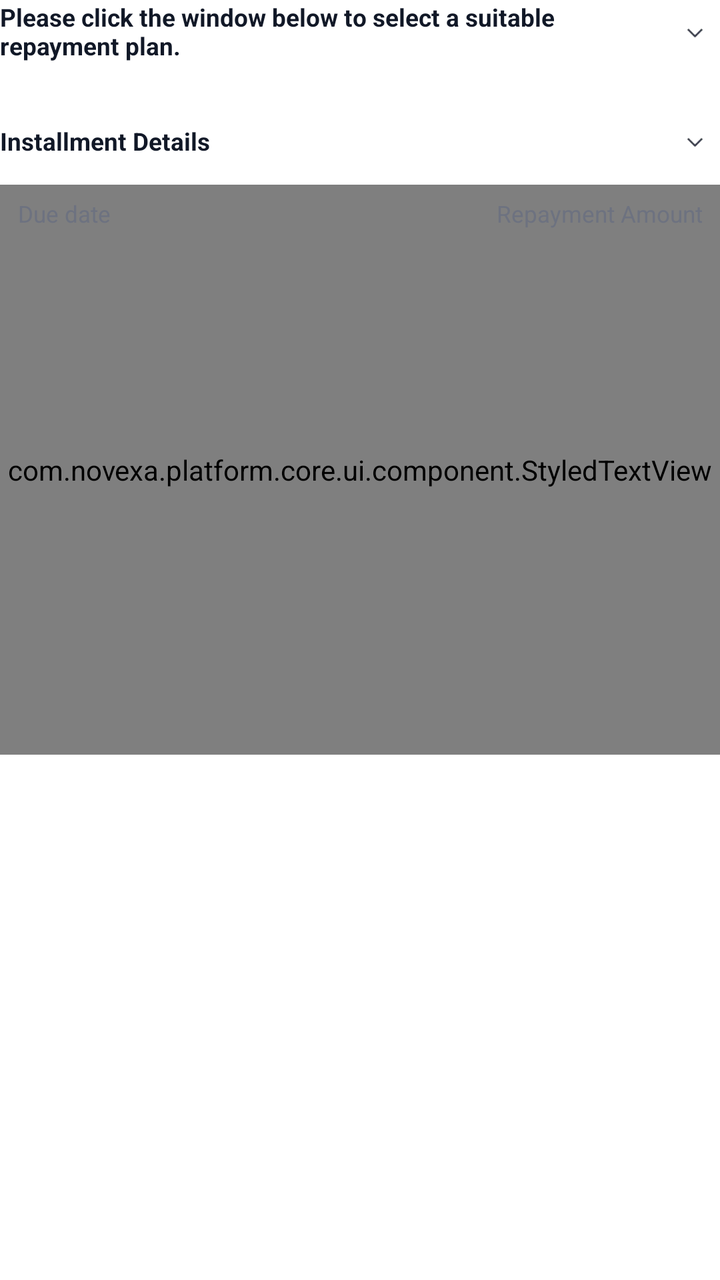
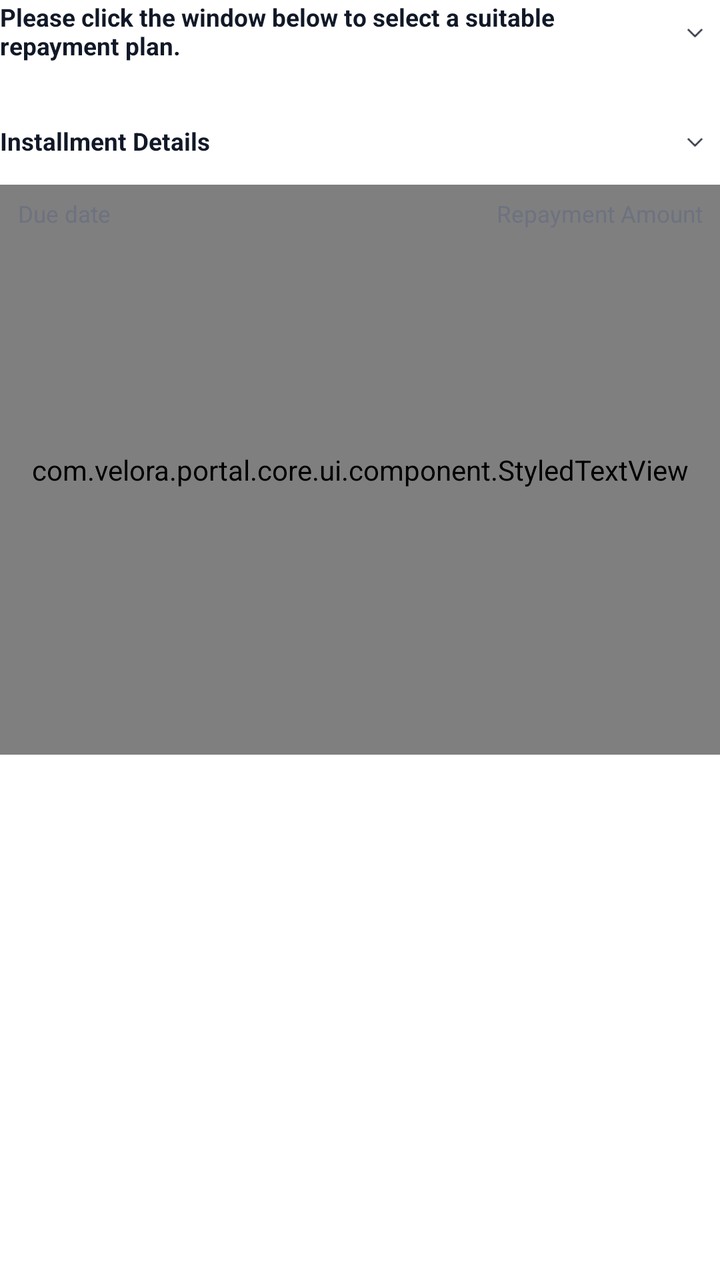

The first picture is an Android layout as it rendered before a commit; the second is the same layout after the commit. The layout source and the unified diff follow.
<!-- AndroidManifest.xml: application theme MyTheme -->
<!-- res/layout/repayment_plan_view.xml -->
<?xml version="1.0" encoding="utf-8"?>
<androidx.constraintlayout.widget.ConstraintLayout xmlns:android="http://schemas.android.com/apk/res/android"
    xmlns:app="http://schemas.android.com/apk/res-auto"
    xmlns:tools="http://schemas.android.com/tools"
    android:layout_width="match_parent"
    android:layout_height="wrap_content">

    <TextView
        android:id="@+id/tvPlanSectionTitle"
        android:layout_width="0dp"
        android:layout_height="wrap_content"
        android:gravity="center_vertical"
        android:text="@string/choose_repayment_plan"
        android:textColor="@color/text_primary"
        android:textSize="@dimen/sp_14"
        android:textStyle="bold"
        app:layout_constraintEnd_toStartOf="@id/ivExpandPlans"
        app:layout_constraintStart_toStartOf="parent"
        app:layout_constraintTop_toTopOf="parent" />

    <androidx.appcompat.widget.AppCompatImageView
        android:id="@+id/ivExpandPlans"
        android:layout_width="@dimen/dp_28"
        android:layout_height="@dimen/dp_28"
        android:padding="@dimen/dp_4"
        android:src="@mipmap/product_bottom"
        app:layout_constraintEnd_toEndOf="parent"
        app:layout_constraintBottom_toBottomOf="@id/tvPlanSectionTitle"
        app:layout_constraintTop_toTopOf="@id/tvPlanSectionTitle" />

    <androidx.recyclerview.widget.RecyclerView
        android:id="@+id/rvTermOptions"
        android:layout_width="match_parent"
        android:layout_height="wrap_content"
        android:layout_marginTop="@dimen/dp_10"
        android:orientation="horizontal"
        android:overScrollMode="never"
        app:layoutManager="androidx.recyclerview.widget.LinearLayoutManager"
        app:layout_constraintTop_toBottomOf="@id/tvPlanSectionTitle"
        tools:listitem="@layout/item_repayment_option" />

    <androidx.constraintlayout.widget.Group
        android:id="@+id/termOptionsGroup"
        android:layout_width="wrap_content"
        android:layout_height="wrap_content"
        app:constraint_referenced_ids="tvPlanSectionTitle,ivExpandPlans,rvTermOptions" />

    <TextView
        android:id="@+id/tvScheduleSectionTitle"
        android:layout_width="0dp"
        android:layout_height="@dimen/dp_28"
        android:layout_marginTop="@dimen/dp_20"
        android:gravity="center_vertical"
        android:text="@string/installment_details"
        android:textColor="@color/text_primary"
        android:textSize="@dimen/sp_14"
        android:textStyle="bold"
        app:layout_constraintEnd_toStartOf="@id/ivExpandSchedule"
        app:layout_constraintStart_toStartOf="parent"
        app:layout_constraintTop_toBottomOf="@id/rvTermOptions" />

    <androidx.appcompat.widget.AppCompatImageView
        android:id="@+id/ivExpandSchedule"
        android:layout_width="@dimen/dp_28"
        android:layout_height="@dimen/dp_28"
        android:padding="@dimen/dp_4"
        android:src="@mipmap/product_bottom"
        app:layout_constraintEnd_toEndOf="parent"
        app:layout_constraintTop_toTopOf="@id/tvScheduleSectionTitle" />

    <com.novexa.platform.core.ui.component.StyledTextView
        android:id="@+id/scheduleBg"
        android:layout_width="match_parent"
        android:layout_height="0dp"
        android:layout_marginTop="@dimen/dp_m_8"
        app:layout_constraintBottom_toBottomOf="@id/rvInstallmentSchedule"
        app:layout_constraintTop_toTopOf="@id/tvDueDateTitle"
        app:radius="@dimen/dp_16"
        app:solidColor="@color/surface_secondary" />

    <TextView
        android:id="@+id/tvDueDateTitle"
        android:layout_width="0dp"
        android:layout_height="wrap_content"
        android:layout_marginTop="@dimen/dp_18"
        android:paddingStart="@dimen/dp_10"
        android:text="@string/due_date"
        android:textColor="@color/text_secondary"
        android:textSize="@dimen/sp_13"
        app:layout_constraintEnd_toStartOf="@id/tvRepaymentAmountTitle"
        app:layout_constraintHorizontal_weight="2"
        app:layout_constraintStart_toStartOf="parent"
        app:layout_constraintTop_toBottomOf="@id/tvScheduleSectionTitle" />

    <TextView
        android:id="@+id/tvRepaymentAmountTitle"
        android:layout_width="0dp"
        android:layout_height="wrap_content"
        android:gravity="end"
        android:paddingEnd="@dimen/dp_10"
        android:text="@string/repayment_amount"
        android:textColor="@color/text_secondary"
        android:textSize="@dimen/sp_13"
        app:layout_constraintEnd_toEndOf="parent"
        app:layout_constraintHorizontal_weight="3"
        app:layout_constraintStart_toEndOf="@id/tvDueDateTitle"
        app:layout_constraintTop_toTopOf="@id/tvDueDateTitle" />

    <androidx.recyclerview.widget.RecyclerView
        android:id="@+id/rvInstallmentSchedule"
        android:layout_width="match_parent"
        android:layout_height="wrap_content"
        android:orientation="vertical"
        android:overScrollMode="never"
        app:layoutManager="androidx.recyclerview.widget.LinearLayoutManager"
        app:layout_constraintBottom_toBottomOf="parent"
        app:layout_constraintTop_toBottomOf="@id/tvDueDateTitle"
        tools:itemCount="3"
        tools:listitem="@layout/item_installment_schedule" />

    <androidx.constraintlayout.widget.Group
        android:id="@+id/scheduleGroup"
        android:layout_width="wrap_content"
        android:layout_height="wrap_content"
        android:visibility="visible"
        app:constraint_referenced_ids="tvDueDateTitle,tvRepaymentAmountTitle,rvInstallmentSchedule,scheduleBg" />

    <androidx.constraintlayout.widget.Group
        android:id="@+id/scheduleHeaderGroup"
        android:layout_width="wrap_content"
        android:layout_height="wrap_content"
        app:constraint_referenced_ids="tvScheduleSectionTitle,ivExpandSchedule" />

</androidx.constraintlayout.widget.ConstraintLayout>
<!-- res/layout/item_repayment_option.xml (included above) -->
<?xml version="1.0" encoding="utf-8"?>
<com.novexa.platform.core.ui.component.StyledConstraintLayout xmlns:android="http://schemas.android.com/apk/res/android"
    xmlns:app="http://schemas.android.com/apk/res-auto"
    android:id="@+id/contentView"
    android:layout_width="@dimen/dp_91"
    android:layout_height="@dimen/dp_103"
    android:layout_marginEnd="@dimen/dp_6"
    app:radius="@dimen/dp_8"
    app:selectedColor="@color/surface_secondary"
    app:selectedStrokeColor="@color/brand_primary"
    app:solidColor="@color/surface_secondary"
    app:strokeColor="@color/transparent"
    app:strokeWidth="@dimen/dp_1">

    <com.novexa.platform.core.ui.component.StyledTextView
        android:id="@+id/tvNum1"
        android:layout_width="0dp"
        android:layout_height="@dimen/dp_22"
        android:duplicateParentState="false"
        android:gravity="center"
        android:paddingHorizontal="@dimen/dp_7"
        android:text="@string/phase"
        android:textColor="@color/text_secondary"
        android:textSize="@dimen/sp_11"
        app:layout_constraintEnd_toEndOf="parent"
        app:layout_constraintStart_toStartOf="parent"
        app:layout_constraintTop_toTopOf="parent"
        app:left_top_radius="@dimen/dp_8"
        app:right_top_radius="@dimen/dp_8"
        app:selectedColor="@color/brand_primary"
        app:solidColor="@color/border_default"
        app:textColorSelected="@color/text_inverse" />

    <com.novexa.platform.core.ui.component.StyledTextView
        android:id="@+id/tvPeriod1"
        android:layout_width="0dp"
        android:layout_height="wrap_content"
        android:layout_marginHorizontal="@dimen/dp_2"
        android:layout_marginTop="@dimen/dp_5"
        android:gravity="center"
        android:text="@string/loan_period"
        android:textColor="@color/text_secondary"
        android:textSize="@dimen/sp_10"
        app:layout_constraintEnd_toEndOf="parent"
        app:layout_constraintStart_toStartOf="parent"
        app:layout_constraintTop_toBottomOf="@id/tvNum1"
        app:textColorSelected="@color/text_body" />

    <com.novexa.platform.core.ui.component.StyledTextView
        android:id="@+id/tvPeriodDays1"
        android:layout_width="0dp"
        android:layout_height="wrap_content"
        android:layout_marginHorizontal="@dimen/dp_2"
        android:layout_marginTop="@dimen/dp_2"
        android:gravity="center"
        android:text="1 Days"
        android:textColor="@color/text_secondary"
        android:textSize="@dimen/sp_11"
        android:textStyle="bold"
        app:layout_constraintEnd_toEndOf="parent"
        app:layout_constraintStart_toStartOf="parent"
        app:layout_constraintTop_toBottomOf="@id/tvPeriod1"
        app:textColorSelected="@color/text_primary" />

    <com.novexa.platform.core.ui.component.StyledTextView
        android:id="@+id/tvFirst"
        android:layout_width="0dp"
        android:layout_height="wrap_content"
        android:layout_marginHorizontal="@dimen/dp_2"
        android:layout_marginTop="@dimen/dp_7"
        android:gravity="center"
        android:text="@string/first_repayment"
        android:textColor="@color/text_secondary"
        android:textSize="@dimen/sp_10"
        app:layout_constraintEnd_toEndOf="parent"
        app:layout_constraintStart_toStartOf="parent"
        app:layout_constraintTop_toBottomOf="@id/tvPeriodDays1"
        app:textColorSelected="@color/text_body" />

    <com.novexa.platform.core.ui.component.StyledTextView
        android:id="@+id/tvAmount1"
        android:layout_width="0dp"
        android:layout_height="wrap_content"
        android:layout_marginHorizontal="@dimen/dp_4"
        android:layout_marginTop="@dimen/dp_3"
        android:layout_marginBottom="@dimen/dp_9"
        android:ellipsize="end"
        android:gravity="center"
        android:maxLines="1"
        android:text="5,000"
        android:textColor="@color/text_secondary"
        android:textSize="@dimen/sp_10"
        android:textStyle="bold"
        app:layout_constraintBottom_toBottomOf="parent"
        app:layout_constraintEnd_toEndOf="parent"
        app:layout_constraintStart_toStartOf="parent"
        app:layout_constraintTop_toBottomOf="@id/tvFirst"
        app:textColorSelected="@color/text_primary" />

    <com.novexa.platform.core.ui.component.StyledTextView
        android:id="@+id/tvNoInstall"
        android:layout_width="0dp"
        android:layout_height="wrap_content"
        android:layout_marginHorizontal="@dimen/dp_2"
        android:gravity="center"
        android:text="@string/no_installment"
        android:textColor="@color/text_secondary"
        android:textSize="@dimen/sp_11"
        android:visibility="gone"
        app:layout_constraintBottom_toBottomOf="parent"
        app:layout_constraintEnd_toEndOf="parent"
        app:layout_constraintStart_toStartOf="parent"
        app:layout_constraintTop_toBottomOf="@id/tvPeriodDays1"
        app:textColorSelected="@color/text_body" />

    <androidx.constraintlayout.widget.Group
        android:id="@+id/firstRepaymentContainer"
        android:layout_width="wrap_content"
        android:layout_height="wrap_content"
        app:constraint_referenced_ids="tvFirst,tvAmount1" />

</com.novexa.platform.core.ui.component.StyledConstraintLayout>
<!-- res/layout/item_installment_schedule.xml (included above) -->
<?xml version="1.0" encoding="utf-8"?>
<com.novexa.platform.core.ui.component.StyledConstraintLayout xmlns:android="http://schemas.android.com/apk/res/android"
    xmlns:app="http://schemas.android.com/apk/res-auto"
    xmlns:tools="http://schemas.android.com/tools"
    android:layout_width="match_parent"
    android:layout_height="wrap_content"
    android:paddingHorizontal="@dimen/dp_10"
    android:layout_marginVertical="@dimen/dp_6">

    <TextView
        android:id="@+id/tvDueDate"
        android:layout_width="0dp"
        android:layout_height="@dimen/dp_22"
        android:gravity="center_vertical"
        android:text="2025/09/21"
        android:textColor="@color/text_body"
        android:textSize="@dimen/sp_13"
        app:layout_constraintEnd_toStartOf="@id/tvAmount"
        app:layout_constraintHorizontal_weight="2"
        app:layout_constraintStart_toStartOf="parent"
        app:layout_constraintTop_toTopOf="parent" />

    <TextView
        android:id="@+id/tvAmount"
        android:layout_width="0dp"
        android:layout_height="@dimen/dp_22"
        android:gravity="center_vertical|end"
        android:paddingEnd="@dimen/dp_24"
        android:text="$10,000"
        android:textColor="@color/text_body"
        android:textSize="@dimen/sp_13"
        app:layout_constraintEnd_toEndOf="parent"
        app:layout_constraintHorizontal_weight="3"
        app:layout_constraintStart_toEndOf="@id/tvDueDate"
        app:layout_constraintTop_toTopOf="parent" />

    <androidx.appcompat.widget.AppCompatImageView
        android:id="@+id/ivArrow"
        android:layout_width="@dimen/dp_22"
        android:layout_height="@dimen/dp_22"
        android:src="@mipmap/product_bottom"
        app:layout_constraintEnd_toEndOf="parent"
        app:layout_constraintTop_toTopOf="parent" />

    <com.novexa.platform.core.ui.component.StyledConstraintLayout
        android:id="@+id/info_layout"
        android:layout_width="match_parent"
        android:layout_height="wrap_content"
        android:layout_marginTop="@dimen/dp_10"
        android:paddingHorizontal="@dimen/dp_16"
        android:paddingVertical="@dimen/dp_10"
        app:layout_constraintTop_toBottomOf="@id/ivArrow"
        app:radius="@dimen/dp_16"
        app:solidColor="@color/surface_tertiary">

        <TextView
            android:id="@+id/tvLoanAmountTitle"
            android:layout_width="0dp"
            android:layout_height="wrap_content"
            android:text="@string/l_amount"
            android:textColor="@color/text_secondary"
            android:textSize="@dimen/sp_15"
            app:layout_constraintEnd_toStartOf="@id/tvLoanAmount"
            app:layout_constraintStart_toStartOf="parent"
            app:layout_constraintTop_toTopOf="parent" />

        <TextView
            android:id="@+id/tvLoanAmount"
            android:layout_width="wrap_content"
            android:layout_height="wrap_content"
            android:gravity="end"
            android:text="$10,000"
            android:textColor="@color/text_primary"
            android:textSize="@dimen/sp_16"
            app:layout_constraintEnd_toEndOf="parent"
            app:layout_constraintTop_toTopOf="@id/tvLoanAmountTitle" />

        <TextView
            android:id="@+id/tvInterestTitle"
            android:layout_width="0dp"
            android:layout_height="wrap_content"
            android:layout_marginTop="@dimen/dp_12"
            android:text="@string/interest"
            android:textColor="@color/text_secondary"
            android:textSize="@dimen/sp_15"
            app:layout_constraintEnd_toStartOf="@id/tvInterest"
            app:layout_constraintStart_toStartOf="parent"
            app:layout_constraintTop_toBottomOf="@id/tvLoanAmountTitle" />

        <TextView
            android:id="@+id/tvInterest"
            android:layout_width="wrap_content"
            android:layout_height="wrap_content"
            android:gravity="end"
            android:text="21.2"
            android:textColor="@color/text_primary"
            android:textSize="@dimen/sp_16"
            app:layout_constraintEnd_toEndOf="parent"
            app:layout_constraintTop_toTopOf="@id/tvInterestTitle" />

        <TextView
            android:id="@+id/tvServiceFeeTitle"
            android:layout_width="0dp"
            android:layout_height="wrap_content"
            android:layout_marginTop="@dimen/dp_12"
            android:text="@string/service_fee"
            android:textColor="@color/text_secondary"
            android:textSize="@dimen/sp_15"
            app:layout_constraintBottom_toBottomOf="parent"
            app:layout_constraintEnd_toStartOf="@id/tvServiceFee"
            app:layout_constraintStart_toStartOf="parent"
            app:layout_constraintTop_toBottomOf="@id/tvInterestTitle" />

        <TextView
            android:id="@+id/tvServiceFee"
            android:layout_width="wrap_content"
            android:layout_height="wrap_content"
            android:gravity="end"
            android:text="0"
            android:textColor="@color/text_primary"
            android:textSize="@dimen/sp_16"
            app:layout_constraintEnd_toEndOf="parent"
            app:layout_constraintTop_toTopOf="@id/tvServiceFeeTitle" />
    </com.novexa.platform.core.ui.component.StyledConstraintLayout>


</com.novexa.platform.core.ui.component.StyledConstraintLayout>
<!-- resources referenced by this layout -->
<resources>
  <color name="border_default">#D2D5DA</color>
  <color name="brand_primary">#396401</color>
  <color name="surface_secondary">#F6F6F6</color>
  <color name="surface_tertiary">#EFEFEF</color>
  <color name="text_body">#374151</color>
  <color name="text_inverse">#FFFFFFFF</color>
  <color name="text_primary">#111827</color>
  <color name="text_secondary">#6D7280</color>
  <color name="transparent">#00000000</color>
  <dimen name="dp_1">1dp</dimen>
  <dimen name="dp_10">10dp</dimen>
  <dimen name="dp_103">103dp</dimen>
  <dimen name="dp_12">12dp</dimen>
  <dimen name="dp_16">16dp</dimen>
  <dimen name="dp_18">18dp</dimen>
  <dimen name="dp_2">2dp</dimen>
  <dimen name="dp_20">20dp</dimen>
  <dimen name="dp_22">22dp</dimen>
  <dimen name="dp_24">24dp</dimen>
  <dimen name="dp_28">28dp</dimen>
  <dimen name="dp_3">3dp</dimen>
  <dimen name="dp_4">4dp</dimen>
  <dimen name="dp_5">5dp</dimen>
  <dimen name="dp_6">6dp</dimen>
  <dimen name="dp_7">7dp</dimen>
  <dimen name="dp_8">8dp</dimen>
  <dimen name="dp_9">9dp</dimen>
  <dimen name="dp_91">91dp</dimen>
  <dimen name="dp_m_8">-8dp</dimen>
  <dimen name="sp_10">10sp</dimen>
  <dimen name="sp_11">11sp</dimen>
  <dimen name="sp_13">13sp</dimen>
  <dimen name="sp_14">14sp</dimen>
  <dimen name="sp_15">15sp</dimen>
  <dimen name="sp_16">16sp</dimen>
  <!-- mipmap product_bottom: webp bitmap (mipmap-xxxhdpi, 624 bytes) -->
  <string name="choose_repayment_plan">Please click the window below to select a suitable repayment plan.</string>
  <string name="due_date">Due date</string>
  <string name="first_repayment">First Repayment</string>
  <string name="installment_details">Installment Details</string>
  <string name="interest">Interest</string>
  <string name="l_amount">Loan Amount</string>
  <string name="loan_period">Loan period</string>
  <string name="no_installment">No installment</string>
  <string name="phase">%s Phase</string>
  <string name="repayment_amount">Repayment Amount</string>
  <string name="service_fee">Service fee</string>
  <style name="MyTheme" parent="Theme.MaterialComponents.DayNight.NoActionBar">
          <item name="android:windowBackground">@color/surface_primary</item>
          <item name="android:statusBarColor">@color/surface_primary</item>
          <item name="android:navigationBarColor">@color/surface_primary</item>
          <item name="android:windowTranslucentStatus">false</item>
          <item name="android:windowTranslucentNavigation">false</item>
          <item name="editTextStyle">@style/AppEditTextStyle</item>
          <item name="android:editTextStyle">@style/AppEditTextStyle</item>
      </style>
  <color name="surface_primary">#FFFFFFFF</color>
  <style name="AppEditTextStyle" parent="@style/Widget.AppCompat.EditText">
          <item name="android:textCursorDrawable">@drawable/input_cursor_color_7087f8</item>
      </style>
  <!-- drawable input_cursor_color_7087f8 (drawable) -->
  <?xml version="1.0" encoding="utf-8"?>
  <shape xmlns:android="http://schemas.android.com/apk/res/android">
      <size android:width="@dimen/dp_2" />
      <solid android:color="@color/brand_primary" />
  </shape>
</resources>

<!-- the commit's change to res/layout/repayment_plan_view.xml (unified diff, before → after) -->
@@ -68,7 +68,7 @@
         app:layout_constraintEnd_toEndOf="parent"
         app:layout_constraintTop_toTopOf="@id/tvScheduleSectionTitle" />
 
-    <com.novexa.platform.core.ui.component.StyledTextView
+    <com.velora.portal.core.ui.component.StyledTextView
         android:id="@+id/scheduleBg"
         android:layout_width="match_parent"
         android:layout_height="0dp"
@@ -134,7 +134,7 @@
 </androidx.constraintlayout.widget.ConstraintLayout>
 <!-- res/layout/item_repayment_option.xml (included above) -->
 <?xml version="1.0" encoding="utf-8"?>
-<com.novexa.platform.core.ui.component.StyledConstraintLayout xmlns:android="http://schemas.android.com/apk/res/android"
+<com.velora.portal.core.ui.component.StyledConstraintLayout xmlns:android="http://schemas.android.com/apk/res/android"
     xmlns:app="http://schemas.android.com/apk/res-auto"
     android:id="@+id/contentView"
     android:layout_width="@dimen/dp_91"
@@ -147,7 +147,7 @@
     app:strokeColor="@color/transparent"
     app:strokeWidth="@dimen/dp_1">
 
-    <com.novexa.platform.core.ui.component.StyledTextView
+    <com.velora.portal.core.ui.component.StyledTextView
         android:id="@+id/tvNum1"
         android:layout_width="0dp"
         android:layout_height="@dimen/dp_22"
@@ -166,7 +166,7 @@
         app:solidColor="@color/border_default"
         app:textColorSelected="@color/text_inverse" />
 
-    <com.novexa.platform.core.ui.component.StyledTextView
+    <com.velora.portal.core.ui.component.StyledTextView
         android:id="@+id/tvPeriod1"
         android:layout_width="0dp"
         android:layout_height="wrap_content"
@@ -181,7 +181,7 @@
         app:layout_constraintTop_toBottomOf="@id/tvNum1"
         app:textColorSelected="@color/text_body" />
 
-    <com.novexa.platform.core.ui.component.StyledTextView
+    <com.velora.portal.core.ui.component.StyledTextView
         android:id="@+id/tvPeriodDays1"
         android:layout_width="0dp"
         android:layout_height="wrap_content"
@@ -197,7 +197,7 @@
         app:layout_constraintTop_toBottomOf="@id/tvPeriod1"
         app:textColorSelected="@color/text_primary" />
 
-    <com.novexa.platform.core.ui.component.StyledTextView
+    <com.velora.portal.core.ui.component.StyledTextView
         android:id="@+id/tvFirst"
         android:layout_width="0dp"
         android:layout_height="wrap_content"
@@ -212,7 +212,7 @@
         app:layout_constraintTop_toBottomOf="@id/tvPeriodDays1"
         app:textColorSelected="@color/text_body" />
 
-    <com.novexa.platform.core.ui.component.StyledTextView
+    <com.velora.portal.core.ui.component.StyledTextView
         android:id="@+id/tvAmount1"
         android:layout_width="0dp"
         android:layout_height="wrap_content"
@@ -232,7 +232,7 @@
         app:layout_constraintTop_toBottomOf="@id/tvFirst"
         app:textColorSelected="@color/text_primary" />
 
-    <com.novexa.platform.core.ui.component.StyledTextView
+    <com.velora.portal.core.ui.component.StyledTextView
         android:id="@+id/tvNoInstall"
         android:layout_width="0dp"
         android:layout_height="wrap_content"
@@ -254,10 +254,10 @@
         android:layout_height="wrap_content"
         app:constraint_referenced_ids="tvFirst,tvAmount1" />
 
-</com.novexa.platform.core.ui.component.StyledConstraintLayout>
+</com.velora.portal.core.ui.component.StyledConstraintLayout>
 <!-- res/layout/item_installment_schedule.xml (included above) -->
 <?xml version="1.0" encoding="utf-8"?>
-<com.novexa.platform.core.ui.component.StyledConstraintLayout xmlns:android="http://schemas.android.com/apk/res/android"
+<com.velora.portal.core.ui.component.StyledConstraintLayout xmlns:android="http://schemas.android.com/apk/res/android"
     xmlns:app="http://schemas.android.com/apk/res-auto"
     xmlns:tools="http://schemas.android.com/tools"
     android:layout_width="match_parent"
@@ -300,7 +300,7 @@
         app:layout_constraintEnd_toEndOf="parent"
         app:layout_constraintTop_toTopOf="parent" />
 
-    <com.novexa.platform.core.ui.component.StyledConstraintLayout
+    <com.velora.portal.core.ui.component.StyledConstraintLayout
         android:id="@+id/info_layout"
         android:layout_width="match_parent"
         android:layout_height="wrap_content"
@@ -379,7 +379,7 @@
             android:textSize="@dimen/sp_16"
             app:layout_constraintEnd_toEndOf="parent"
             app:layout_constraintTop_toTopOf="@id/tvServiceFeeTitle" />
-    </com.novexa.platform.core.ui.component.StyledConstraintLayout>
-
-
-</com.novexa.platform.core.ui.component.StyledConstraintLayout>
+    </com.velora.portal.core.ui.component.StyledConstraintLayout>
+
+
+</com.velora.portal.core.ui.component.StyledConstraintLayout>
